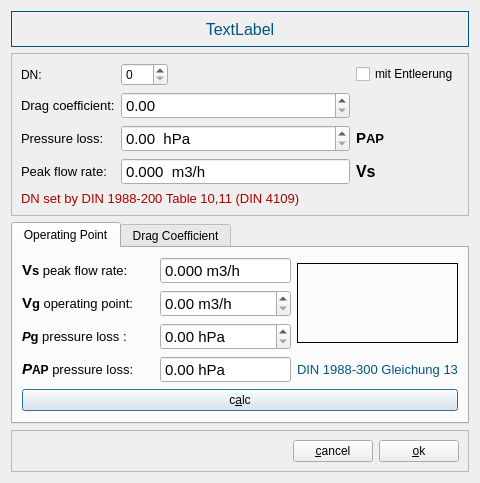
This is garmaturinfodialog.ui in fasa1964/fsaqua as Qt 5 draws it before an edit. The edited form follows.
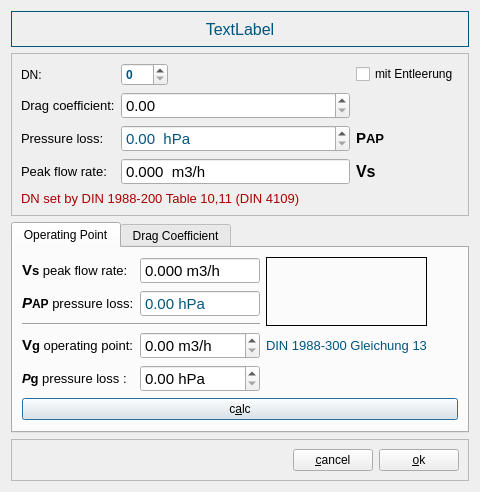
This is the edited form. The open tabs and pages were chosen to show the change. Icons and pictures are not drawn.

```diff
--- a/garmaturinfodialog.ui
+++ b/garmaturinfodialog.ui
@@ -7,7 +7,7 @@
     <x>0</x>
     <y>0</y>
     <width>480</width>
-    <height>454</height>
+    <height>479</height>
    </rect>
   </property>
   <property name="windowTitle">
@@ -120,6 +120,49 @@
       </item>
       <item row="0" column="1">
        <widget class="QSpinBox" name="dnBox">
+        <property name="palette">
+         <palette>
+          <active>
+           <colorrole role="Text">
+            <brush brushstyle="SolidPattern">
+             <color alpha="255">
+              <red>0</red>
+              <green>85</green>
+              <blue>127</blue>
+             </color>
+            </brush>
+           </colorrole>
+          </active>
+          <inactive>
+           <colorrole role="Text">
+            <brush brushstyle="SolidPattern">
+             <color alpha="255">
+              <red>0</red>
+              <green>85</green>
+              <blue>127</blue>
+             </color>
+            </brush>
+           </colorrole>
+          </inactive>
+          <disabled>
+           <colorrole role="Text">
+            <brush brushstyle="SolidPattern">
+             <color alpha="255">
+              <red>119</red>
+              <green>120</green>
+              <blue>120</blue>
+             </color>
+            </brush>
+           </colorrole>
+          </disabled>
+         </palette>
+        </property>
+        <property name="font">
+         <font>
+          <weight>75</weight>
+          <bold>true</bold>
+         </font>
+        </property>
         <property name="maximum">
          <number>999</number>
         </property>
@@ -180,6 +223,43 @@
       </item>
       <item row="2" column="1" colspan="2">
        <widget class="QDoubleSpinBox" name="pressureLossBox">
+        <property name="palette">
+         <palette>
+          <active>
+           <colorrole role="Text">
+            <brush brushstyle="SolidPattern">
+             <color alpha="255">
+              <red>0</red>
+              <green>85</green>
+              <blue>127</blue>
+             </color>
+            </brush>
+           </colorrole>
+          </active>
+          <inactive>
+           <colorrole role="Text">
+            <brush brushstyle="SolidPattern">
+             <color alpha="255">
+              <red>0</red>
+              <green>85</green>
+              <blue>127</blue>
+             </color>
+            </brush>
+           </colorrole>
+          </inactive>
+          <disabled>
+           <colorrole role="Text">
+            <brush brushstyle="SolidPattern">
+             <color alpha="255">
+              <red>119</red>
+              <green>120</green>
+              <blue>120</blue>
+             </color>
+            </brush>
+           </colorrole>
+          </disabled>
+         </palette>
+        </property>
         <property name="font">
          <font>
           <pointsize>11</pointsize>
@@ -442,6 +522,151 @@
          </property>
         </widget>
        </item>
+       <item row="3" column="0">
+        <widget class="QLabel" name="label_11">
+         <property name="font">
+          <font>
+           <pointsize>10</pointsize>
+          </font>
+         </property>
+         <property name="text">
+          <string>&lt;html&gt;&lt;head/&gt;&lt;body&gt;&lt;p&gt;&lt;span style=&quot; font-size:11pt; font-weight:600;&quot;&gt;V&lt;/span&gt;&lt;span style=&quot; font-weight:600;&quot;&gt;g&lt;/span&gt; operating point:&lt;/p&gt;&lt;/body&gt;&lt;/html&gt;</string>
+         </property>
+        </widget>
+       </item>
+       <item row="3" column="1">
+        <widget class="QDoubleSpinBox" name="vgBox">
+         <property name="font">
+          <font>
+           <pointsize>11</pointsize>
+          </font>
+         </property>
+         <property name="suffix">
+          <string> m3/h</string>
+         </property>
+         <property name="maximum">
+          <double>9999.000000000000000</double>
+         </property>
+        </widget>
+       </item>
+       <item row="4" column="0">
+        <widget class="QLabel" name="label_13">
+         <property name="font">
+          <font>
+           <pointsize>10</pointsize>
+          </font>
+         </property>
+         <property name="text">
+          <string>&lt;html&gt;&lt;head/&gt;&lt;body&gt;&lt;p&gt;&lt;span style=&quot; font-weight:600; font-style:italic;&quot;&gt;P&lt;/span&gt;&lt;span style=&quot; font-weight:600;&quot;&gt;g&lt;/span&gt; pressure loss :&lt;/p&gt;&lt;/body&gt;&lt;/html&gt;</string>
+         </property>
+        </widget>
+       </item>
+       <item row="4" column="1">
+        <widget class="QDoubleSpinBox" name="pgBox">
+         <property name="font">
+          <font>
+           <pointsize>11</pointsize>
+          </font>
+         </property>
+         <property name="suffix">
+          <string> hPa</string>
+         </property>
+         <property name="maximum">
+          <double>9999.000000000000000</double>
+         </property>
+        </widget>
+       </item>
+       <item row="7" column="0" colspan="4">
+        <widget class="QPushButton" name="calcButton">
+         <property name="enabled">
+          <bool>true</bool>
+         </property>
+         <property name="text">
+          <string>c&amp;alc</string>
+         </property>
+         <property name="icon">
+          <iconset resource="images.qrc">
+           <normaloff>:/buttonicons/calc.svg</normaloff>:/buttonicons/calc.svg</iconset>
+         </property>
+        </widget>
+       </item>
+       <item row="2" column="0" colspan="2">
+        <widget class="Line" name="line">
+         <property name="orientation">
+          <enum>Qt::Horizontal</enum>
+         </property>
+        </widget>
+       </item>
+       <item row="1" column="1">
+        <widget class="QDoubleSpinBox" name="pAPBox">
+         <property name="palette">
+          <palette>
+           <active>
+            <colorrole role="Text">
+             <brush brushstyle="SolidPattern">
+              <color alpha="255">
+               <red>0</red>
+               <green>85</green>
+               <blue>127</blue>
+              </color>
+             </brush>
+            </colorrole>
+           </active>
+           <inactive>
+            <colorrole role="Text">
+             <brush brushstyle="SolidPattern">
+              <color alpha="255">
+               <red>0</red>
+               <green>85</green>
+               <blue>127</blue>
+              </color>
+             </brush>
+            </colorrole>
+           </inactive>
+           <disabled>
+            <colorrole role="Text">
+             <brush brushstyle="SolidPattern">
+              <color alpha="255">
+               <red>119</red>
+               <green>120</green>
+               <blue>120</blue>
+              </color>
+             </brush>
+            </colorrole>
+           </disabled>
+          </palette>
+         </property>
+         <property name="font">
+          <font>
+           <pointsize>11</pointsize>
+          </font>
+         </property>
+         <property name="readOnly">
+          <bool>true</bool>
+         </property>
+         <property name="buttonSymbols">
+          <enum>QAbstractSpinBox::NoButtons</enum>
+         </property>
+         <property name="suffix">
+          <string> hPa</string>
+         </property>
+         <property name="maximum">
+          <double>99999.000000000000000</double>
+         </property>
+        </widget>
+       </item>
+       <item row="1" column="0">
+        <widget class="QLabel" name="label_16">
+         <property name="font">
+          <font>
+           <pointsize>10</pointsize>
+          </font>
+         </property>
+         <property name="text">
+          <string>&lt;html&gt;&lt;head/&gt;&lt;body&gt;&lt;p&gt;&lt;span style=&quot; font-size:11pt; font-weight:600; font-style:italic;&quot;&gt;P&lt;/span&gt;&lt;span style=&quot; font-size:9pt; font-weight:600;&quot;&gt;AP&lt;/span&gt; pressure loss:&lt;/p&gt;&lt;/body&gt;&lt;/html&gt;</string>
+         </property>
+        </widget>
+       </item>
        <item row="0" column="2" rowspan="3">
         <widget class="QLabel" name="labelGleichung13">
          <property name="maximumSize">
@@ -464,93 +689,6 @@
          </property>
         </widget>
        </item>
-       <item row="1" column="0">
-        <widget class="QLabel" name="label_11">
-         <property name="font">
-          <font>
-           <pointsize>10</pointsize>
-          </font>
-         </property>
-         <property name="text">
-          <string>&lt;html&gt;&lt;head/&gt;&lt;body&gt;&lt;p&gt;&lt;span style=&quot; font-size:11pt; font-weight:600;&quot;&gt;V&lt;/span&gt;&lt;span style=&quot; font-weight:600;&quot;&gt;g&lt;/span&gt; operating point:&lt;/p&gt;&lt;/body&gt;&lt;/html&gt;</string>
-         </property>
-        </widget>
-       </item>
-       <item row="1" column="1">
-        <widget class="QDoubleSpinBox" name="vgBox">
-         <property name="font">
-          <font>
-           <pointsize>11</pointsize>
-          </font>
-         </property>
-         <property name="suffix">
-          <string> m3/h</string>
-         </property>
-         <property name="maximum">
-          <double>9999.000000000000000</double>
-         </property>
-        </widget>
-       </item>
-       <item row="2" column="0">
-        <widget class="QLabel" name="label_13">
-         <property name="font">
-          <font>
-           <pointsize>10</pointsize>
-          </font>
-         </property>
-         <property name="text">
-          <string>&lt;html&gt;&lt;head/&gt;&lt;body&gt;&lt;p&gt;&lt;span style=&quot; font-weight:600; font-style:italic;&quot;&gt;P&lt;/span&gt;&lt;span style=&quot; font-weight:600;&quot;&gt;g&lt;/span&gt; pressure loss :&lt;/p&gt;&lt;/body&gt;&lt;/html&gt;</string>
-         </property>
-        </widget>
-       </item>
-       <item row="2" column="1">
-        <widget class="QDoubleSpinBox" name="pgBox">
-         <property name="font">
-          <font>
-           <pointsize>11</pointsize>
-          </font>
-         </property>
-         <property name="suffix">
-          <string> hPa</string>
-         </property>
-         <property name="maximum">
-          <double>9999.000000000000000</double>
-         </property>
-        </widget>
-       </item>
-       <item row="3" column="0">
-        <widget class="QLabel" name="label_16">
-         <property name="font">
-          <font>
-           <pointsize>10</pointsize>
-          </font>
-         </property>
-         <property name="text">
-          <string>&lt;html&gt;&lt;head/&gt;&lt;body&gt;&lt;p&gt;&lt;span style=&quot; font-size:11pt; font-weight:600; font-style:italic;&quot;&gt;P&lt;/span&gt;&lt;span style=&quot; font-size:9pt; font-weight:600;&quot;&gt;AP&lt;/span&gt; pressure loss:&lt;/p&gt;&lt;/body&gt;&lt;/html&gt;</string>
-         </property>
-        </widget>
-       </item>
-       <item row="3" column="1">
-        <widget class="QDoubleSpinBox" name="pAPBox">
-         <property name="font">
-          <font>
-           <pointsize>11</pointsize>
-          </font>
-         </property>
-         <property name="readOnly">
-          <bool>true</bool>
-         </property>
-         <property name="buttonSymbols">
-          <enum>QAbstractSpinBox::NoButtons</enum>
-         </property>
-         <property name="suffix">
-          <string> hPa</string>
-         </property>
-         <property name="maximum">
-          <double>99999.000000000000000</double>
-         </property>
-        </widget>
-       </item>
        <item row="3" column="2">
         <widget class="QLabel" name="label_7">
          <property name="palette">
@@ -681,20 +819,6 @@
          </property>
         </widget>
        </item>
-       <item row="4" column="0" colspan="3">
-        <widget class="QPushButton" name="calcButton">
-         <property name="enabled">
-          <bool>true</bool>
-         </property>
-         <property name="text">
-          <string>c&amp;alc</string>
-         </property>
-         <property name="icon">
-          <iconset resource="images.qrc">
-           <normaloff>:/buttonicons/calc.svg</normaloff>:/buttonicons/calc.svg</iconset>
-         </property>
-        </widget>
-       </item>
       </layout>
      </widget>
      <widget class="QWidget" name="tab_2">
```
Left out of the diff: 44 changed lines with no effect on the pictures.
